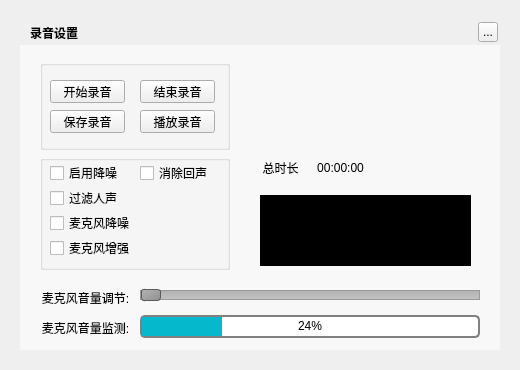
This is TTKCore/musicUi/musicToolsetswidget/musicaudiorecorderwidget.ui in jjzhang166/Musicplayer as Qt 5 draws it before an edit. The edited form follows.
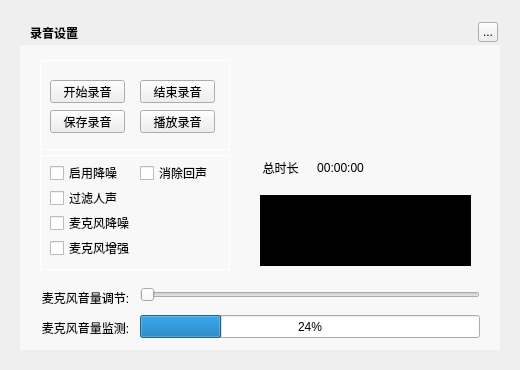
This is the edited form. Custom widgets are drawn as their Qt base class.

Patch:
```diff
--- a/TTKCore/musicUi/musicToolsetswidget/musicaudiorecorderwidget.ui
+++ b/TTKCore/musicUi/musicToolsetswidget/musicaudiorecorderwidget.ui
@@ -11,7 +11,10 @@
    </rect>
   </property>
   <property name="windowTitle">
-   <string>MusicAudioRecorderWidget</string>
+   <string>录音设置</string>
+  </property>
+  <property name="styleSheet">
+   <string notr="true">QGroupBox{border:1px solid #FFF;}</string>
   </property>
   <widget class="QLabel" name="background">
    <property name="geometry">
@@ -142,9 +145,18 @@
      <height>115</height>
     </rect>
    </property>
+   <property name="styleSheet">
+    <string notr="true">QGroupBox{border:1px solid #FFF;}</string>
+   </property>
    <property name="title">
     <string/>
    </property>
+   <property name="flat">
+    <bool>false</bool>
+   </property>
+   <property name="checkable">
+    <bool>false</bool>
+   </property>
    <widget class="QCheckBox" name="checkBox_2">
     <property name="geometry">
      <rect>
@@ -220,22 +232,6 @@
      <height>20</height>
     </rect>
    </property>
-   <property name="styleSheet">
-    <string notr="true">QSlider::groove:horizontal {
-    border: 1px solid #999999;
-    height: 8px; /* the groove expands to the size of the slider by default. by giving it a height, it has a fixed size */
-    background: qlineargradient(x1:0, y1:0, x2:0, y2:1, stop:0 #B1B1B1, stop:1 #c4c4c4);
-    margin: 2px 0;
-}
-
-QSlider::handle:horizontal {
-    background: qlineargradient(x1:0, y1:0, x2:1, y2:1, stop:0 #b4b4b4, stop:1 #8f8f8f);
-    border: 1px solid #5c5c5c;
-    width: 18px;
-    margin: -2px 0; /* handle is placed by default on the contents rect of the groove. Expand outside the groove */
-    border-radius: 3px;
-}</string>
-   </property>
    <property name="orientation">
     <enum>Qt::Horizontal</enum>
    </property>
@@ -265,16 +261,6 @@
      <height>23</height>
     </rect>
    </property>
-   <property name="styleSheet">
-    <string notr="true">QProgressBar {
-    border: 2px solid grey;
-    border-radius: 5px;
-}
-
-QProgressBar::chunk {
-    background-color: #05B8CC;
-}</string>
-   </property>
    <property name="value">
     <number>24</number>
    </property>
@@ -360,6 +346,13 @@
   <zorder>label</zorder>
   <zorder>timer_2</zorder>
  </widget>
+ <customwidgets>
+  <customwidget>
+   <class>MusicClickedSlider</class>
+   <extends>QSlider</extends>
+   <header>musicclickedslider.h</header>
+  </customwidget>
+ </customwidgets>
  <resources/>
  <connections/>
 </ui>
```
Left out of the diff: 2 changed lines with no effect on the pictures.
